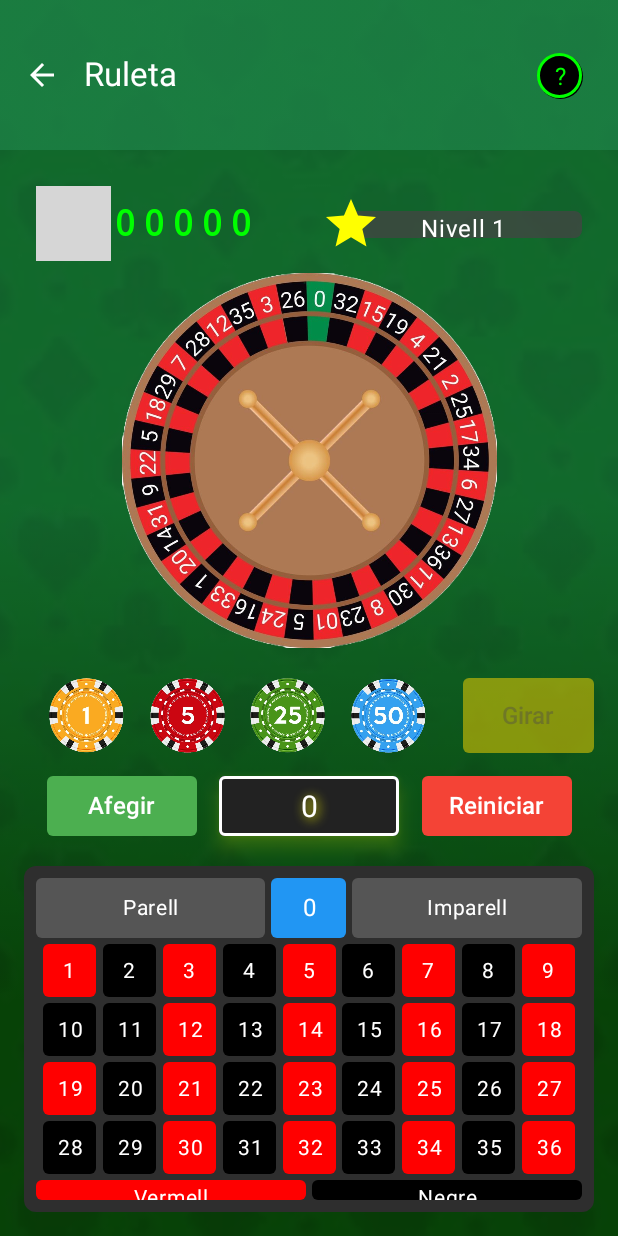
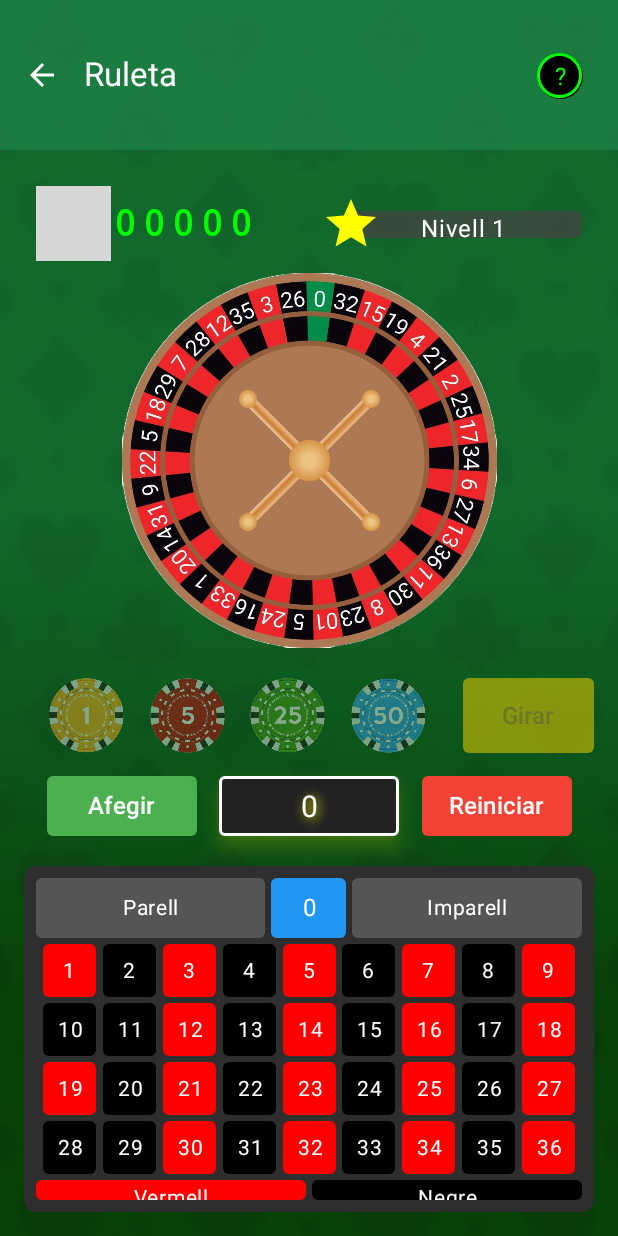
Before and after one commit to GerardBartalot/Casino_Frontend, an Android app built with Jetpack Compose: the RouletteScreen screen opened through its navigation route, on a phone screen of 412 x 824 dp. Run offline under Robolectric (Android 15) with nearby library versions, the phone set to English and light mode, and no system bars; grey boxes are pictures that could not be loaded.

Commit message:
ruleta funcional, pendiente corregir ganancias

```diff
--- a/app/src/main/java/com/example/casinoapp/screen/games/RouletteScreen.kt
+++ b/app/src/main/java/com/example/casinoapp/screen/games/RouletteScreen.kt
@@ -175,6 +175,12 @@ fun RouletteScreen(
     fun spinRoulette() {
         if (!isSpinning) {
             val betValue = totalBet
+
+            // Verificar si el usuario tiene fondos suficientes
+            if (localFondocoins < betValue) {
+                resultMessage = "No tienes suficientes fondocoins."
+                return
+            }
 
             if (betValue <= 0 || !gameViewModel.placeBet(betValue) ||
                 (selectedNumbers.isEmpty() && selectedColor == null && selectedEven == null && !selectedZero)) {
@@ -450,28 +456,32 @@ fun RouletteScreen(
                                         selected = selectedChipValue == 1,
                                         onSelected = { selectedChipValue = 1 },
                                         drawableId = R.drawable.fichas_poker1,
-                                        modifier = Modifier.size(50.dp)
+                                        modifier = Modifier.size(50.dp),
+                                        availableFunds = localFondocoins
                                     )
                                     Chip(
                                         value = 5,
                                         selected = selectedChipValue == 5,
                                         onSelected = { selectedChipValue = 5 },
                                         drawableId = R.drawable.fichas_poker5,
-                                        modifier = Modifier.size(50.dp)
+                                        modifier = Modifier.size(50.dp),
+                                        availableFunds = localFondocoins
                                     )
                                     Chip(
                                         value = 25,
                                         selected = selectedChipValue == 25,
                                         onSelected = { selectedChipValue = 25 },
                                         drawableId = R.drawable.fichas_poker25,
-                                        modifier = Modifier.size(50.dp)
+                                        modifier = Modifier.size(50.dp),
+                                        availableFunds = localFondocoins
                                     )
                                     Chip(
                                         value = 50,
                                         selected = selectedChipValue == 50,
                                         onSelected = { selectedChipValue = 50 },
                                         drawableId = R.drawable.fichas_poker50,
-                                        modifier = Modifier.size(50.dp)
+                                        modifier = Modifier.size(50.dp),
+                                        availableFunds = localFondocoins
                                     )
                                 }
 
@@ -660,7 +670,8 @@ fun RouletteScreen(
                         selectedEven = if (selectedEven == even) null else even
                     },
                     selectedChipValue = selectedChipValue,
-                    selectedNumbers = selectedNumbers
+                    selectedNumbers = selectedNumbers,
+                    localFondocoins = localFondocoins
                 )
 
                 if (showRulesDialog) {
@@ -719,7 +730,8 @@ fun BetSelection(
     selectedEven: Boolean?,
     onEvenOddSelected: (Boolean) -> Unit,
     selectedChipValue: Int,
-    selectedNumbers: List<Int>
+    selectedNumbers: List<Int>,
+    localFondocoins: Int
 ) {
     NumberTable(
         selectedNumbersCurrentBet = selectedNumbersCurrentBet,
@@ -730,7 +742,8 @@ fun BetSelection(
         selectedEven = selectedEven,
         onEvenOddSelected = onEvenOddSelected,
         selectedChipValue = selectedChipValue,
-        selectedNumbers = selectedNumbers
+        selectedNumbers = selectedNumbers,
+        localFondocoins = localFondocoins
     )
 }
 
@@ -744,7 +757,8 @@ fun NumberTable(
     onColorSelected: (String?, Boolean) -> Unit,
     selectedEven: Boolean?,
     onEvenOddSelected: (Boolean) -> Unit,
-    selectedChipValue: Int
+    selectedChipValue: Int,
+    localFondocoins: Int
 ) {
     val redNumbers = listOf(1, 3, 5, 7, 9, 12, 14, 16, 18, 19, 21, 23, 25, 27, 30, 32, 34, 36)
 
@@ -838,7 +852,7 @@ fun NumberTable(
                                     else -> Color.Black
                                 }
                             )
-                            .clickable(enabled = selectedChipValue > 0) {
+                            .clickable(enabled = selectedChipValue > 0 && localFondocoins >= selectedChipValue) {
                                 val newSelection = if (selectedNumbersCurrentBet.contains(number)) {
                                     selectedNumbersCurrentBet - number
                                 } else {
@@ -914,8 +928,10 @@ fun Chip(
     selected: Boolean,
     onSelected: (Int) -> Unit,
     drawableId: Int,
-    modifier: Modifier = Modifier
+    modifier: Modifier = Modifier,
+    availableFunds: Int
 ) {
+    val enabled = value <= availableFunds
     Box(
         modifier = modifier
             .size(40.dp)
@@ -926,6 +942,7 @@ fun Chip(
                 color = if (selected) Color.Yellow else Color.Transparent,
                 shape = CircleShape
             )
+            .alpha(if (enabled) 1f else 0.5f)
     ) {
         Image(
             painter = painterResource(id = drawableId),
```
Also changed, not shown: app/src/main/java/com/example/casinoapp/screen/HomeScreen.kt (+27 -10 lines).
